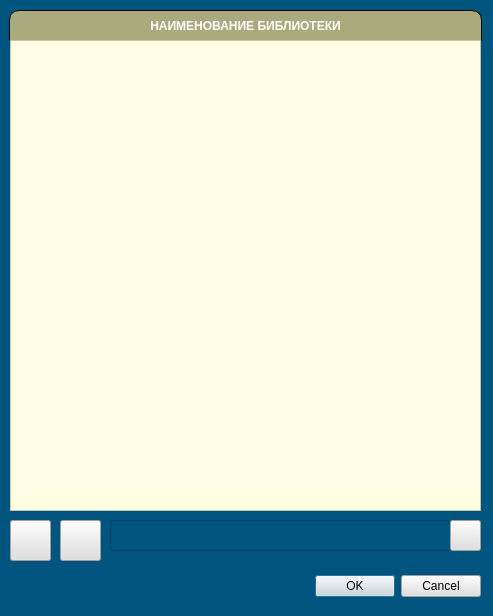
The window that UI/biblio.ui (dimanchik79/Hierarchic) describes before a commit, drawn with Qt 5.
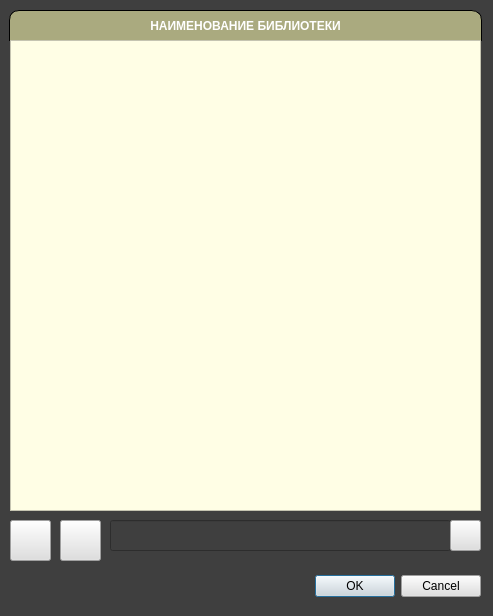
The same window after the commit. Icons and pictures are not drawn.

```diff
--- a/UI/biblio.ui
+++ b/UI/biblio.ui
@@ -14,7 +14,7 @@
    <string>ВЫБОР БИБЛИОТЕКИ</string>
   </property>
   <property name="styleSheet">
-   <string notr="true">background-color: rgb(0, 85, 127)</string>
+   <string notr="true">background-color: rgb(63, 63, 63);</string>
   </property>
   <widget class="QDialogButtonBox" name="buttonBox">
    <property name="geometry">
```
Left out of the diff: 14 changed lines with no effect on the pictures.
